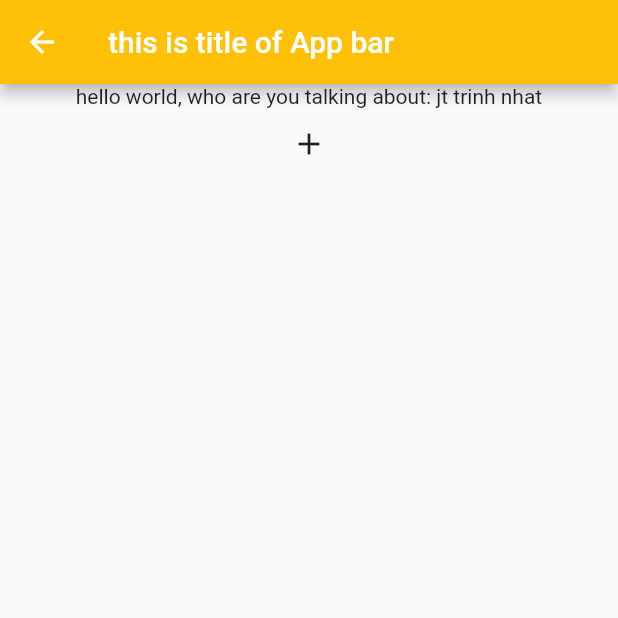
After one commit to iamnhatjt/flutter-tip-and-trick_cook-book, a Flutter app: the InheritedUi screen opened directly, after a tap on the "add" icon, on a phone screen of 412 x 824 dp, the top half of it. The commit adds this screen. Run offline on Flutter 3.47's test engine with Material 2 defaults, Android fonts, the phone set to English and light mode, and no system bars; Roboto replaces fonts that are missing (Robonto).

Commit message:
work fault

```diff
--- a/lib/app_apge.dart
+++ b/lib/app_apge.dart
@@ -4,7 +4,7 @@ import 'package:flutter_cookbook/design/tabs_example.dart';
 import 'package:flutter_cookbook/effects/download_button.dart';
 import 'package:flutter_cookbook/flutter_tip_and_trick_ui/text_stroke_flutter/text_stroke.dart';
 import 'package:flutter_cookbook/stateManagement/chapter_1/contact_book.dart';
-import 'package:flutter_cookbook/stateManagement/chapter_1/simple_todo_list.dart';
+import 'package:flutter_cookbook/stateManagement/inheritwidget_example.dart/myInherit_widget.dart';
 import 'package:flutter_cookbook/widgets/common.dart';
 
 class AppPage extends StatelessWidget {
@@ -40,10 +40,11 @@ class AppPage extends StatelessWidget {
             SubScription(
                 title: 'Move to see contactBook stateManagement',
                 newPage: ChappterOneStateManagement()),
-            TitleFontText(title: 'SateMangement... chapter 1'),
+            TitleFontText(title: 'SateMangement... chapter 2'),
             SubScription(
-                title: 'Move to see todoList stateManagement',
-                newPage: ChapterTwoTodoList()),
+              title: 'InheritWidget',
+              newPage: InheritedUi(),
+            ),
             TitleFontText(title: 'Flutter tip and Trick Ui'),
             SubScription(
               title: 'Move to see Strocke text',
--- /dev/null
+++ b/lib/stateManagement/inheritwidget_example.dart/myInherit_widget.dart
@@ -0,0 +1,58 @@
+import 'package:flutter/material.dart';
+
+class InheritWidgetExample extends InheritedWidget {
+  final String name;
+  InheritWidgetExample({
+    super.key,
+    required this.name,
+    required super.child,
+  });
+
+  @override
+  bool updateShouldNotify(covariant InheritedWidget oldWidget) {
+    return true;
+  }
+
+  static InheritWidgetExample? of(BuildContext context) =>
+      context.dependOnInheritedWidgetOfExactType<InheritWidgetExample>();
+}
+
+class InheritedUi extends StatelessWidget {
+  const InheritedUi({super.key});
+
+  @override
+  Widget build(BuildContext context) {
+    return Scaffold(
+      appBar: AppBar(
+        title: Text('this is title of App bar'),
+        backgroundColor: Colors.amber,
+      ),
+      body: InheritWidgetExample(
+        name: 'jt trinh nhat',
+        child: Builder(
+          builder: (BuildContext innerContext) => Center(
+            child: Column(
+              children: [
+                Text(
+                    'hello world, who are you talking about: ${InheritWidgetExample.of(innerContext)?.name ?? 'nothign'}'),
+                IconButton(
+                  onPressed: () {
+                    (InheritWidgetExample.of(innerContext)!.name ??
+                            'oops nothing')
+                        .substring(
+                            0,
+                            InheritWidgetExample.of(innerContext)
+                                    ?.name
+                                    .length ??
+                                3 - 1);
+                  },
+                  icon: Icon(Icons.add),
+                )
+              ],
+            ),
+          ),
+        ),
+      ),
+    );
+  }
+}
```
Also changed, not shown: lib/stateManagement/chapter_2/chapter_2.dart (added, +70 -0 lines), pubspec.yaml (+0 -31 lines), test.dart (+0 -36 lines).
